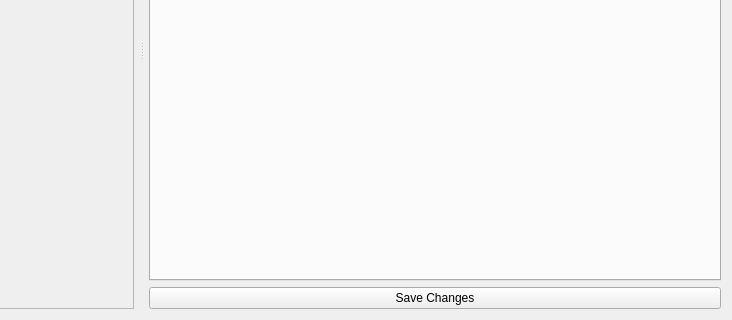
Justin-Kuchmy/JustPay_App, file UI/Dialogs/employee_details_widget.ui: the form before one commit; both pictures show x 180 to 912 and y 221 to 541 of the 912 by 541 pixel window.
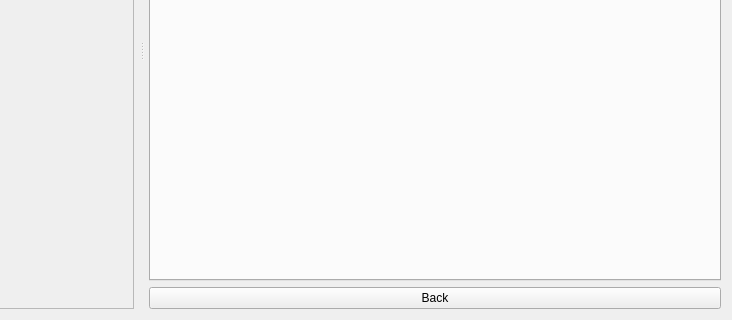
The form after the commit.

The edit to the form file:
```diff
--- a/UI/Dialogs/employee_details_widget.ui
+++ b/UI/Dialogs/employee_details_widget.ui
@@ -85,7 +85,7 @@
        <item>
         <widget class="QPushButton" name="saveButton">
          <property name="text">
-          <string>Save Changes</string>
+          <string>Back</string>
          </property>
         </widget>
        </item>
```
Left out of the diff: 2 changed lines with no effect on the pictures.
